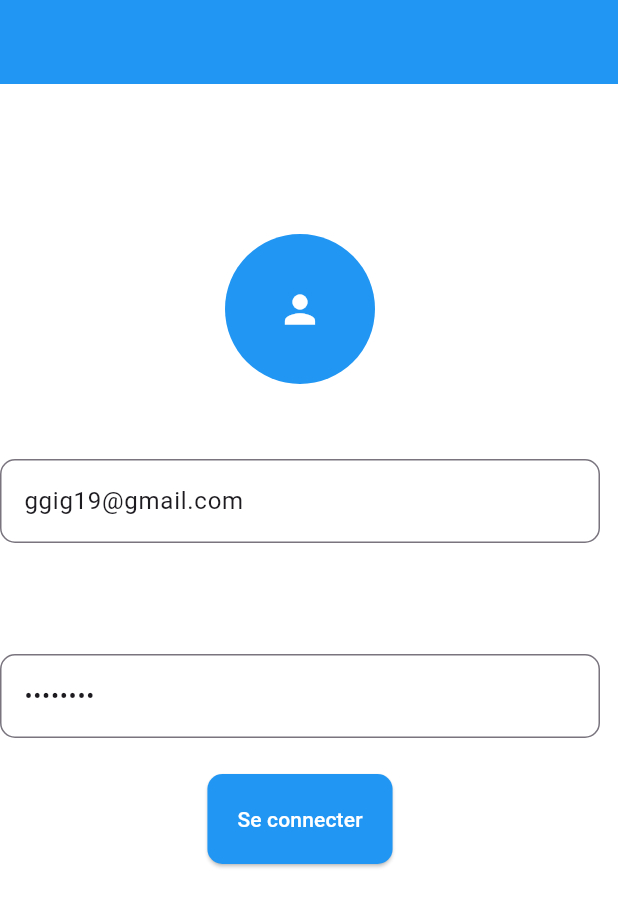
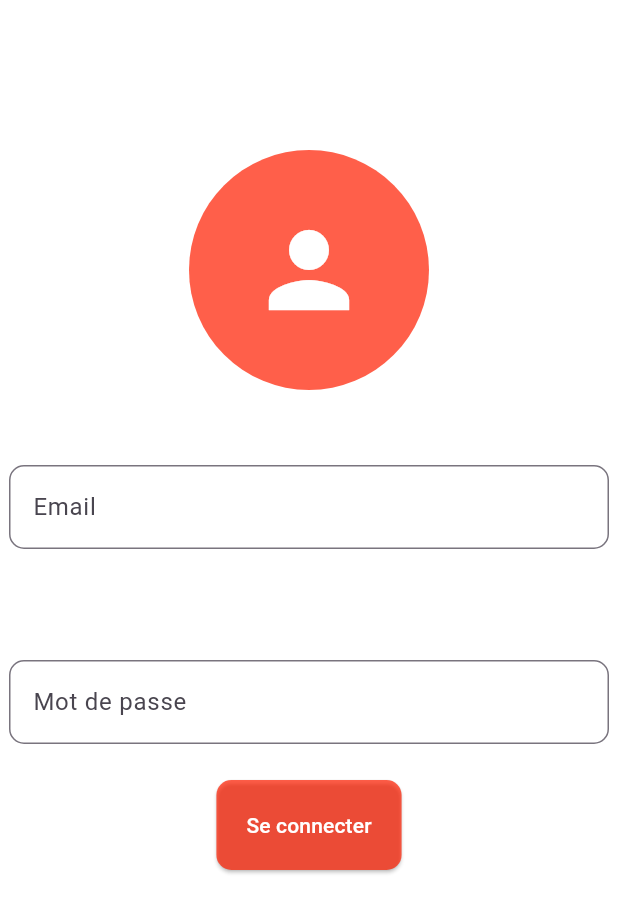
Before and after one commit to alainkatayi/blog-mobile-odc, a Flutter app: the screen it shows after launch, on a phone screen of 412 x 824 dp. Shown: the top 913 px of the screen. Run offline on Flutter 3.47's test engine with Material 3 defaults, Android fonts, the phone set to English and light mode, and no system bars; our stand-ins replace flutter_riverpod, get_it, get_storage.

```diff
--- a/lib/pages/articleList/listArticle.dart
+++ b/lib/pages/articleList/listArticle.dart
@@ -27,7 +27,6 @@ class _ListArticleState extends ConsumerState<ListarticlePage> {
     return Scaffold(
       appBar: AppBar(
         title: Text('Liste des articles', style: TextStyle(color: Colors.white),),
-        //leading: Icon(Icons.search, color: Colors.white,),
         backgroundColor: Colors.red,
        centerTitle: true,
         actions: [
--- a/lib/pages/login/login.dart
+++ b/lib/pages/login/login.dart
@@ -13,24 +13,25 @@ class Login extends ConsumerStatefulWidget {
 }
 
 class _LoginState extends ConsumerState<Login> {
-  var emaiCtrl = TextEditingController(text: "ggig19@gmail.com");
-  var passwordCtrl = TextEditingController(text: "password");
+  var emaiCtrl = TextEditingController();
+  var passwordCtrl = TextEditingController();
 
   @override
   Widget build(BuildContext context) {
     var state = ref.watch(loginControlPorvider);
     return Scaffold(
       backgroundColor: Colors.white,
-      appBar: AppBar(backgroundColor: Colors.blue),
       body: SingleChildScrollView(
+        child: Center(
           child: Column(
+            mainAxisAlignment: MainAxisAlignment.center,
             children: [
               SizedBox(height: 100),
 
               CircleAvatar(
-              radius: 50, // Taille de l'avatar
-              backgroundColor: Colors.blue, // Couleur de fond
-              child: Icon(Icons.person, size: 30, color: Colors.white),
+                radius: 80, // Taille de l'avatar
+                backgroundColor: const Color.fromARGB(181, 255, 30, 0), // Couleur de fond
+                child: Icon(Icons.person, size: 80, color: Colors.white,),
               ),
 
               SizedBox(height: 50),
@@ -44,6 +45,7 @@ class _LoginState extends ConsumerState<Login> {
                     border: OutlineInputBorder(
                       borderRadius: BorderRadius.circular(10),
                     ),
+                    labelText: "Email",
                     hintText: "Email",
                     hintStyle: const TextStyle(fontWeight: FontWeight.bold),
                   ),
@@ -61,6 +63,7 @@ class _LoginState extends ConsumerState<Login> {
                     border: OutlineInputBorder(
                       borderRadius: BorderRadius.circular(10),
                     ),
+                    labelText: "Mot de passe",
                     hintText: "Mot de passe",
                     hintStyle: const TextStyle(fontWeight: FontWeight.bold),
                   ),
@@ -83,7 +86,7 @@ class _LoginState extends ConsumerState<Login> {
                   }
                 },
                 style: ElevatedButton.styleFrom(
-                backgroundColor: Colors.blue, // Couleur du bouton
+                  backgroundColor: const Color.fromARGB(181, 255, 30, 0), // Couleur du bouton
                   foregroundColor: Colors.white, // Couleur du texte
                   padding: EdgeInsets.symmetric(horizontal: 20, vertical: 20),
                   shape: RoundedRectangleBorder(
@@ -97,6 +100,7 @@ class _LoginState extends ConsumerState<Login> {
             ],
           ),
         ),
+      ),
     );
   }
 }
```
Also changed, not shown: lib/business/models/ajouterCommentaire.dart (+13 -2 lines), lib/framework/blogNetworkServiceImpl.dart (+16 -41 lines), lib/pages/comment/commentCtrl.dart (+12 -5 lines), lib/pages/comment/commentPage.dart (+21 -3 lines). Lines whose indentation alone changed are shown as unchanged.
